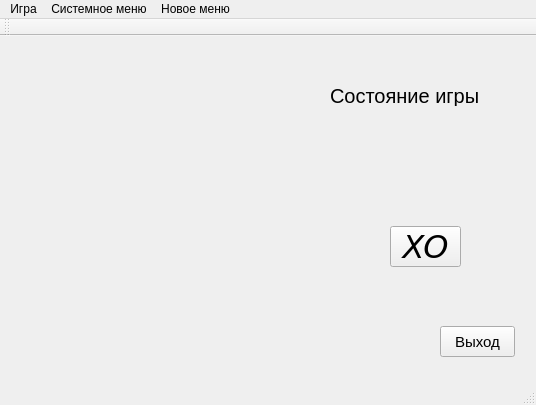
Before: the Qt Designer form lesson_06/10_Qt_XO/mainwindow.ui in teammail/cpp, drawn with Qt 5.
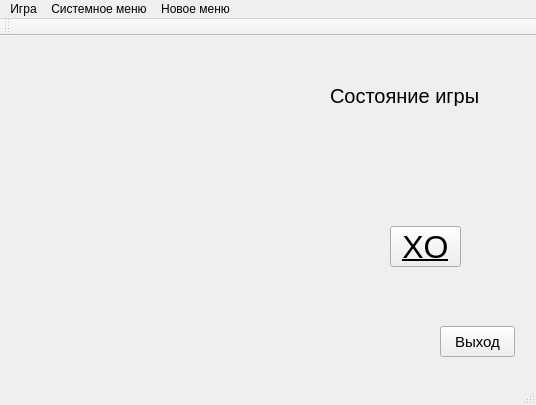
After: the same form once the commit is applied.

```diff
--- a/lesson_06/10_Qt_XO/mainwindow.ui
+++ b/lesson_06/10_Qt_XO/mainwindow.ui
@@ -79,11 +79,12 @@
     </property>
     <property name="font">
      <font>
-      <family>Verdana</family>
+      <family>Tahoma</family>
       <pointsize>24</pointsize>
       <weight>50</weight>
-      <italic>true</italic>
+      <italic>false</italic>
       <bold>false</bold>
+      <underline>true</underline>
      </font>
     </property>
     <property name="text">
```
